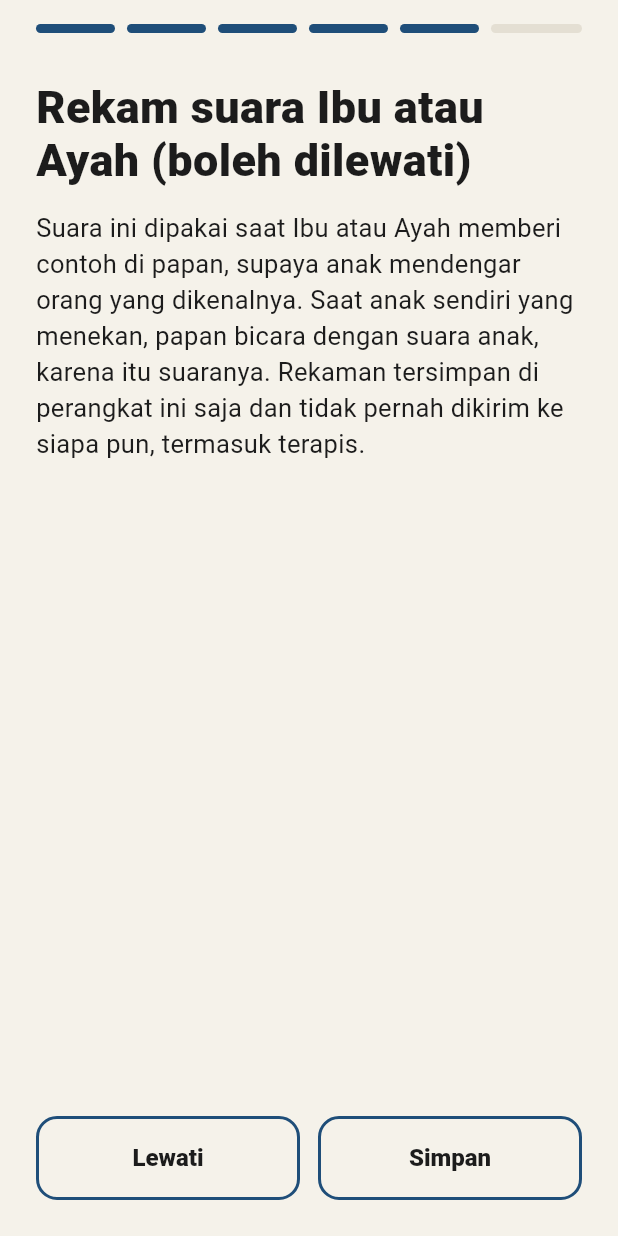
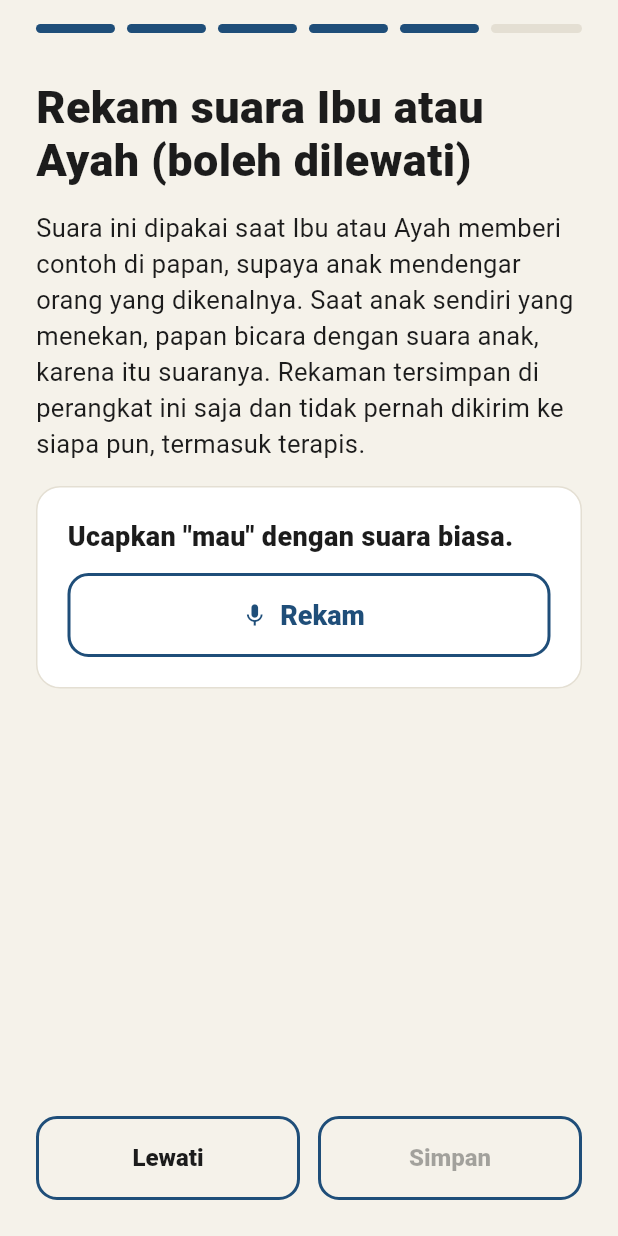
Before and after one commit to MikaelAdikara/Nyambung, a Flutter app: the screen it shows after launch, swiped to page 5, on a phone screen of 412 x 824 dp. Run offline on Flutter 3.47's test engine with Material 3 defaults, Android fonts, the phone set to English and light mode, and no system bars; our stand-ins replace audioplayers, flutter_tts, share_plus, shared_preferences, sqflite; missing offline and left inert: record; accounts and stored records are empty.

Commit message:
Add six-week progress history and family voice recording during setup

```diff
--- /dev/null
+++ b/app/lib/features/onboarding/family_voice_recorder.dart
@@ -0,0 +1,116 @@
+import 'dart:io';
+
+import 'package:audioplayers/audioplayers.dart';
+import 'package:flutter/material.dart';
+import 'package:path_provider/path_provider.dart';
+import 'package:record/record.dart';
+
+import '../../core/app_state.dart';
+import '../../core/error_log.dart';
+import '../coach/companion_widgets.dart';
+
+/// Rekaman suara keluarga untuk satu kata (A5). Hanya merekam selama tombol rekam aktif, disimpan di
+/// folder aplikasi, dan tidak pernah disinkronkan (invarian 17 dan 18). Dipakai `SpeechService` saat
+/// ketukan pendamping.
+class FamilyVoiceRecorder extends StatefulWidget {
+  const FamilyVoiceRecorder({super.key, this.wordId = 'mau', required this.onRecorded});
+
+  final String wordId;
+
+  /// Dipanggil dengan jalur berkas setelah rekaman selesai (belum disimpan ke simbol).
+  final ValueChanged<String?> onRecorded;
+
+  @override
+  State<FamilyVoiceRecorder> createState() => _FamilyVoiceRecorderState();
+}
+
+enum _RecState { idle, recording, recorded, denied }
+
+class _FamilyVoiceRecorderState extends State<FamilyVoiceRecorder> {
+  final _recorder = AudioRecorder();
+  final _player = AudioPlayer();
+  _RecState _state = _RecState.idle;
+  String? _path;
+
+  @override
+  void dispose() {
+    _recorder.dispose();
+    _player.dispose();
+    super.dispose();
+  }
+
+  Future<void> _start() async {
+    try {
+      if (!await _recorder.hasPermission()) {
+        setState(() => _state = _RecState.denied);
+        return;
+      }
+      final dir = Directory('${(await getApplicationDocumentsDirectory()).path}${Platform.pathSeparator}family');
+      await dir.create(recursive: true);
+      final path = '${dir.path}${Platform.pathSeparator}${widget.wordId}.m4a';
+      await _recorder.start(const RecordConfig(encoder: AudioEncoder.aacLc, numChannels: 1), path: path);
+      setState(() => _state = _RecState.recording);
+    } catch (e, st) {
+      ErrorLog.record('rekam:start', e, st);
+      setState(() => _state = _RecState.denied);
+    }
+  }
+
+  Future<void> _stop() async {
+    try {
+      _path = await _recorder.stop();
+    } catch (e, st) {
+      ErrorLog.record('rekam:stop', e, st);
+    }
+    setState(() => _state = _path == null ? _RecState.idle : _RecState.recorded);
+    widget.onRecorded(_path);
+  }
+
+  Future<void> _play() async {
+    final path = _path;
+    if (path == null) return;
+    try {
+      await _player.stop();
+      await _player.play(DeviceFileSource(path));
+    } catch (e, st) {
+      ErrorLog.record('rekam:putar', e, st);
+    }
+  }
+
+  @override
+  Widget build(BuildContext context) {
+    final word = AppScope.of(context).symbolById(widget.wordId)?.labelDisplay ?? widget.wordId.toUpperCase();
+    return CompanionCard(
+      child: Column(
+        crossAxisAlignment: CrossAxisAlignment.start,
+        children: [
+          Text('Ucapkan "${word.toLowerCase()}" dengan suara biasa.', style: const TextStyle(fontSize: 18, fontWeight: FontWeight.w800)),
+          const SizedBox(height: 12),
+          if (_state == _RecState.denied)
+            const Text('Izin mikrofon tidak diberikan. Tidak apa-apa; papan tetap memakai suara bawaan.', style: companionMutedStyle)
+          else
+            Row(
+              children: [
+                Expanded(
+                  child: _state == _RecState.recording
+                      ? FilledButton.icon(onPressed: _stop, icon: const Icon(Icons.stop), label: const Text('Berhenti'))
+                      : OutlinedButton.icon(
+                          onPressed: _start,
+                          icon: const Icon(Icons.mic),
+                          label: Text(_state == _RecState.recorded ? 'Ulangi' : 'Rekam'),
+                        ),
+                ),
+                if (_state == _RecState.recorded) ...[
+                  const SizedBox(width: 12),
+                  Expanded(
+                    child: OutlinedButton.icon(onPressed: _play, icon: const Icon(Icons.play_arrow), label: const Text('Dengarkan')),
+                  ),
+                ],
+              ],
+            ),
+          if (_state == _RecState.recording) ...[const SizedBox(height: 8), const Text('Sedang merekam…', style: companionMutedStyle)],
+        ],
+      ),
+    );
+  }
+}
--- a/app/lib/features/onboarding/onboarding_flow.dart
+++ b/app/lib/features/onboarding/onboarding_flow.dart
@@ -3,6 +3,7 @@ import 'package:flutter/material.dart';
 import '../../core/app_state.dart';
 import '../coach/companion_widgets.dart';
 import '../coach/mission_rules.dart';
+import 'family_voice_recorder.dart';
 
 class OnboardingFlow extends StatefulWidget {
   const OnboardingFlow({super.key, this.onFinished});
@@ -279,28 +280,46 @@ class _BoardPreviewPage extends StatelessWidget {
   );
 }
 
-class _FamilyVoicePage extends StatelessWidget {
+class _FamilyVoicePage extends StatefulWidget {
   const _FamilyVoicePage({required this.onNext});
 
   final VoidCallback onNext;
 
   @override
+  State<_FamilyVoicePage> createState() => _FamilyVoicePageState();
+}
+
+class _FamilyVoicePageState extends State<_FamilyVoicePage> {
+  String? _recording;
+
+  Future<void> _save() async {
+    final path = _recording;
+    if (path == null) return;
+    final app = AppScope.of(context);
+    await app.symbolDao.setFamilyAudio('mau', path);
+    await app.reloadSymbols();
+    widget.onNext();
+  }
+
+  @override
   Widget build(BuildContext context) => _PageShell(
     title: 'Rekam suara Ibu atau Ayah (boleh dilewati)',
-    body: const [
-      Text(
+    body: [
+      const Text(
         'Suara ini dipakai saat Ibu atau Ayah memberi contoh di papan, supaya anak mendengar orang yang dikenalnya. Saat anak sendiri yang menekan, papan bicara dengan suara anak, karena itu suaranya. Rekaman tersimpan di perangkat ini saja dan tidak pernah dikirim ke siapa pun, termasuk terapis.',
         style: companionBodyStyle,
       ),
+      const SizedBox(height: 16),
+      FamilyVoiceRecorder(onRecorded: (path) => setState(() => _recording = path)),
     ],
     bottom: Row(
       children: [
         Expanded(
-          child: EqualOutlineButton(label: 'Lewati', onPressed: onNext),
+          child: EqualOutlineButton(label: 'Lewati', onPressed: widget.onNext),
         ),
         const SizedBox(width: 12),
         Expanded(
-          child: EqualOutlineButton(label: 'Simpan', onPressed: onNext),
+          child: EqualOutlineButton(label: 'Simpan', onPressed: _recording == null ? null : _save),
         ),
       ],
     ),
```
Also changed, not shown: app/lib/features/progress/progress_screen.dart (+106 -7 lines), 1 other file.
